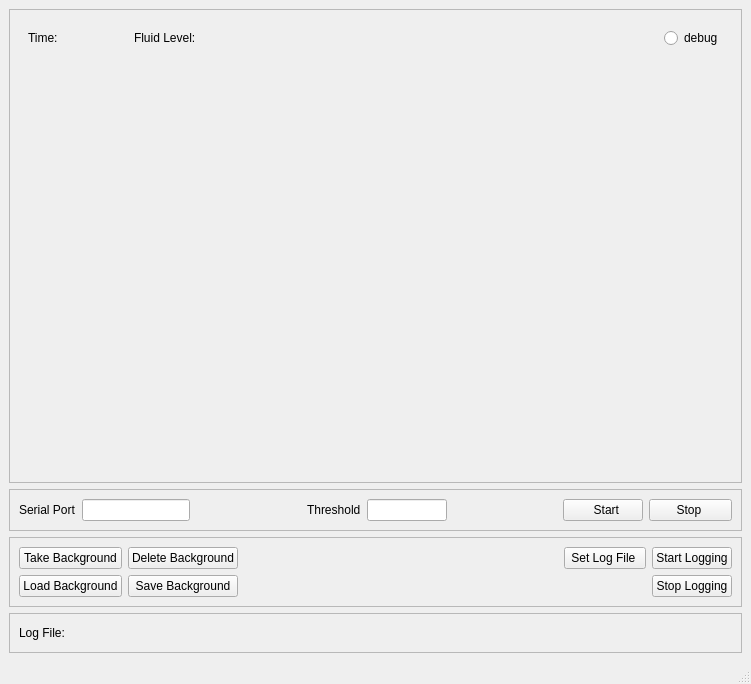
Above: array_sensor_gui/array_sensor.ui from iorodeo/capillary_array_sensor before the change. Below: the same form after it.
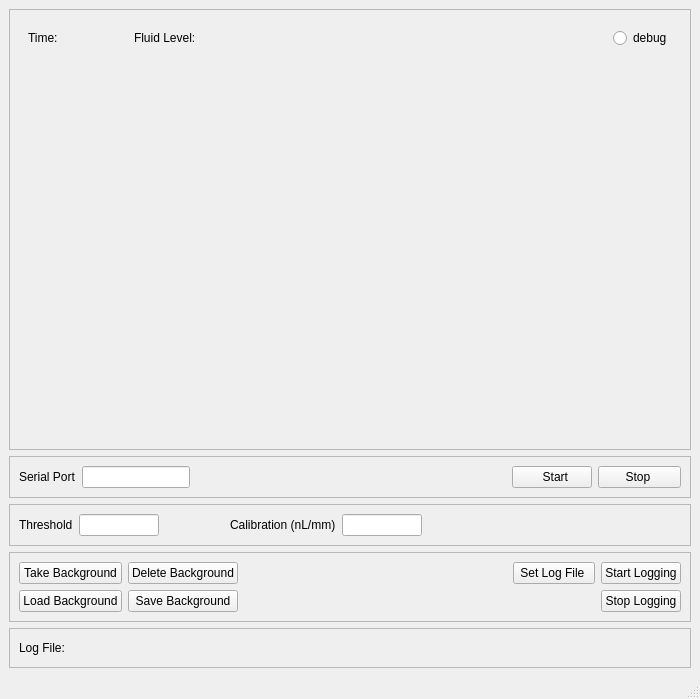
That is the form after the change. Custom widgets are drawn as their Qt base class.

Commit message: Added line edit widget so that users can enter their own capillary calibration in nL/mm.

What changed in the file:
```diff
--- a/array_sensor_gui/array_sensor.ui
+++ b/array_sensor_gui/array_sensor.ui
@@ -6,8 +6,8 @@
    <rect>
     <x>0</x>
     <y>0</y>
-    <width>751</width>
-    <height>684</height>
+    <width>700</width>
+    <height>699</height>
    </rect>
   </property>
   <property name="sizePolicy">
@@ -153,29 +153,6 @@
          </property>
         </spacer>
        </item>
-       <item>
-        <widget class="QLabel" name="label_2">
-         <property name="text">
-          <string>Threshold</string>
-         </property>
-        </widget>
-       </item>
-       <item>
-        <widget class="QLineEdit" name="thresholdLineEdit">
-         <property name="sizePolicy">
-          <sizepolicy hsizetype="Fixed" vsizetype="Fixed">
-           <horstretch>0</horstretch>
-           <verstretch>0</verstretch>
-          </sizepolicy>
-         </property>
-         <property name="maximumSize">
-          <size>
-           <width>80</width>
-           <height>16777215</height>
-          </size>
-         </property>
-        </widget>
-       </item>
        <item>
         <spacer name="horizontalSpacer">
          <property name="orientation">
@@ -212,6 +189,87 @@
       </layout>
      </widget>
     </item>
+    <item>
+     <widget class="QFrame" name="frame_5">
+      <property name="frameShape">
+       <enum>QFrame::StyledPanel</enum>
+      </property>
+      <property name="frameShadow">
+       <enum>QFrame::Raised</enum>
+      </property>
+      <layout class="QHBoxLayout" name="horizontalLayout_4">
+       <item>
+        <widget class="QLabel" name="label_2">
+         <property name="text">
+          <string>Threshold</string>
+         </property>
+        </widget>
+       </item>
+       <item>
+        <widget class="QLineEdit" name="thresholdLineEdit">
+         <property name="sizePolicy">
+          <sizepolicy hsizetype="Fixed" vsizetype="Fixed">
+           <horstretch>0</horstretch>
+           <verstretch>0</verstretch>
+          </sizepolicy>
+         </property>
+         <property name="maximumSize">
+          <size>
+           <width>80</width>
+           <height>16777215</height>
+          </size>
+         </property>
+        </widget>
+       </item>
+       <item>
+        <spacer name="horizontalSpacer_7">
+         <property name="orientation">
+          <enum>Qt::Horizontal</enum>
+         </property>
+         <property name="sizeType">
+          <enum>QSizePolicy::Fixed</enum>
+         </property>
+         <property name="sizeHint" stdset="0">
+          <size>
+           <width>65</width>
+           <height>20</height>
+          </size>
+         </property>
+        </spacer>
+       </item>
+       <item>
+        <widget class="QLabel" name="label_3">
+         <property name="text">
+          <string>Calibration (nL/mm)</string>
+         </property>
+        </widget>
+       </item>
+       <item>
+        <widget class="QLineEdit" name="calibrationLineEdit">
+         <property name="maximumSize">
+          <size>
+           <width>80</width>
+           <height>16777215</height>
+          </size>
+         </property>
+        </widget>
+       </item>
+       <item>
+        <spacer name="horizontalSpacer_8">
+         <property name="orientation">
+          <enum>Qt::Horizontal</enum>
+         </property>
+         <property name="sizeHint" stdset="0">
+          <size>
+           <width>40</width>
+           <height>20</height>
+          </size>
+         </property>
+        </spacer>
+       </item>
+      </layout>
+     </widget>
+    </item>
     <item>
      <widget class="QFrame" name="frame_2">
       <property name="sizePolicy">
```
Left out of the diff: 2 changed lines with no effect on the pictures. The commit also changes 3 other files.
